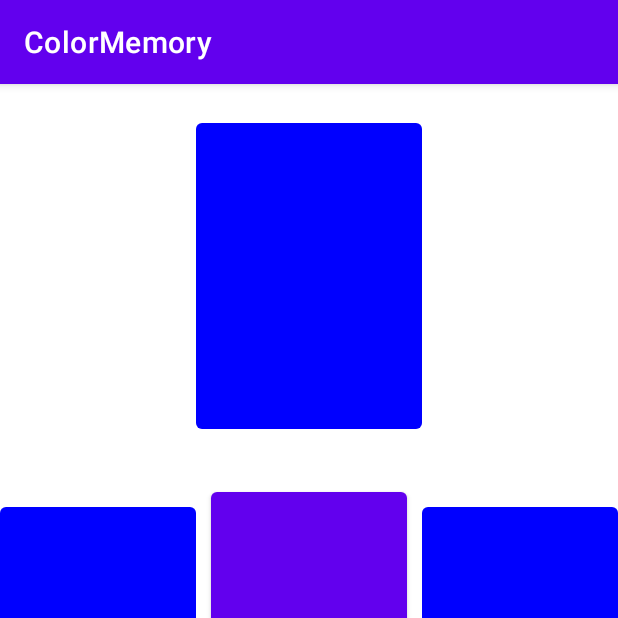
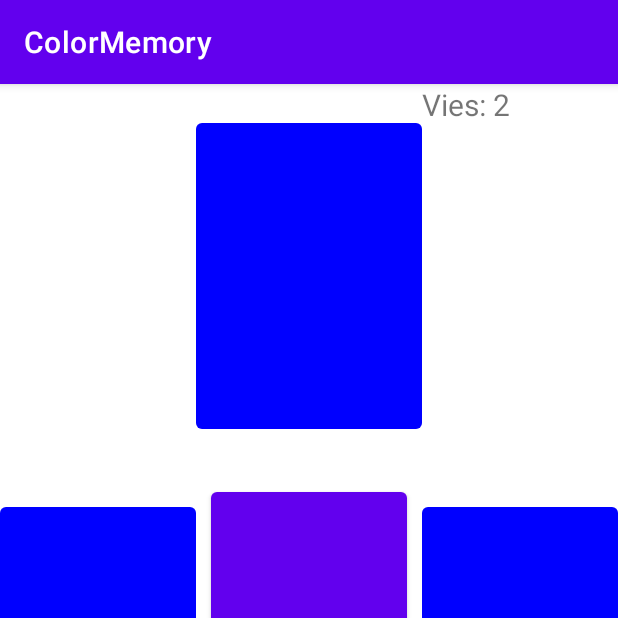
Before and after one commit to NinoLS/projet_color_memory, an Android app: the difficultyStart screen opened directly, with no data from a screen before it, on a phone screen of 412 x 824 dp, the top half of it. Run offline under Robolectric (Android 15) with nearby library versions, the phone set to English and light mode, and no system bars.

Commit message:
Add : vies counter

```diff
--- a/app/src/main/java/com/example/colormemory/difficultyStart.java
+++ b/app/src/main/java/com/example/colormemory/difficultyStart.java
@@ -10,7 +10,10 @@ import android.os.Bundle;
 import android.os.CountDownTimer;
 import android.view.View;
 import android.widget.Button;
+import android.widget.TextView;
 import android.widget.Toast;
+
+import org.w3c.dom.Text;
 
 import static java.lang.Thread.sleep;
 
@@ -27,6 +30,7 @@ public class difficultyStart extends AppCompatActivity {
     Button[] btns;
     Byte[] random_sequence;
     Byte[] pressed_sequence;
+    TextView tv_vies;
 
     @SuppressLint("ResourceAsColor")
     @Override
@@ -45,6 +49,8 @@ public class difficultyStart extends AppCompatActivity {
             n_TEMPS_REPONSE = intent.getIntExtra("TEMPS_REPONSE",2);
 
         //boutons jeu
+        tv_vies = findViewById(R.id.tv_vies);
+        tv_vies.setText("Vies: " + n_VIES);
         btns = new Button[4];
         btns[0] = findViewById(R.id.btn_facile_gauche);
         btns[1] = findViewById(R.id.btn_facile_droit);
@@ -209,6 +215,7 @@ public class difficultyStart extends AppCompatActivity {
                         view.setEnabled(true); //on peut reessayer
                         n_MANCHE = n_MANCHE_MIN; //retour 1ere manche
                         n_VIES--;
+                        tv_vies.setText("Vies: " + n_VIES);
                         //Toast.makeText(difficultyStart.this, "Encore "+n_VIES+" vie"+((n_VIES>1)?"s":""), Toast.LENGTH_SHORT).show();
                     }
                     else
--- a/app/src/main/res/layout/activity_difficulty_facile.xml
+++ b/app/src/main/res/layout/activity_difficulty_facile.xml
@@ -11,6 +11,17 @@
         android:layout_height="match_parent"
         app:columnCount="3"
         app:rowCount="3">
+
+        <TextView
+            android:id="@+id/tv_vies"
+            android:layout_width="wrap_content"
+            android:layout_height="wrap_content"
+            android:text="@string/vies"
+            android:textSize="20dp"
+            app:layout_column="2"
+            app:layout_columnWeight="1"
+            app:layout_row="0"
+            app:layout_rowWeight="1" />
 
         <Button
             android:id="@+id/button3"
--- a/app/src/main/res/values/strings.xml
+++ b/app/src/main/res/values/strings.xml
@@ -9,4 +9,5 @@
     <string name="login">login</string>
     <string name="connect">connect</string>
     <string name="sign_up">Sign Up</string>
+    <string name="vies">Vies:</string>
 </resources>
```
